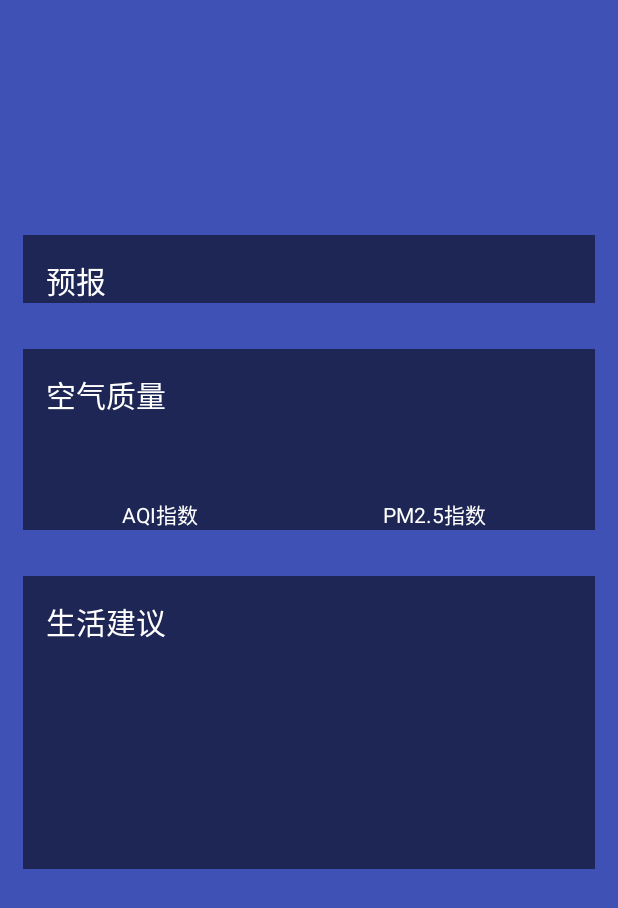
After one commit to farzeber/coolweather, an Android app: the layout activity_weather.xml on its own in the app's theme, with its tools: preview values and no code run, on a phone screen of 412 x 824 dp. The commit adds this screen. Shown: the top 908 px of the screen. Run offline under Robolectric (Android 15) with nearby library versions, the phone set to English and light mode, and no system bars.

Commit message:
last commit.

```diff
--- a/app/src/main/AndroidManifest.xml
+++ b/app/src/main/AndroidManifest.xml
@@ -1,7 +1,9 @@
 <?xml version="1.0" encoding="utf-8"?>
 <manifest xmlns:android="http://schemas.android.com/apk/res/android"
     package="com.coolweather.android">
-    <uses-permission android:name="android.permission.INTERNET"/>
+
+    <uses-permission android:name="android.permission.INTERNET" />
+
     <application
         android:name="org.litepal.LitePalApplication"
         android:allowBackup="true"
@@ -16,6 +18,7 @@
                 <category android:name="android.intent.category.LAUNCHER" />
             </intent-filter>
         </activity>
+        <activity android:name=".WeatherActivity"></activity>
     </application>
 
 </manifest>
--- /dev/null
+++ b/app/src/main/res/layout/activity_weather.xml
@@ -0,0 +1,23 @@
+<FrameLayout
+    xmlns:android="http://schemas.android.com/apk/res/android"
+    android:layout_width="match_parent"
+    android:layout_height="match_parent"
+    android:background="@color/colorPrimary">
+    <ScrollView
+        android:id="@+id/weather_layout"
+        android:layout_width="match_parent"
+        android:layout_height="match_parent"
+        android:scrollbars="none"
+        android:overScrollMode="never">
+        <LinearLayout
+            android:orientation="vertical"
+            android:layout_width="match_parent"
+            android:layout_height="wrap_content">
+            <include layout="@layout/titel"/>
+            <include layout="@layout/now"/>
+            <include layout="@layout/forecast"/>
+            <include layout="@layout/aqi"/>
+            <include layout="@layout/suggestion"/>
+        </LinearLayout>
+    </ScrollView>
+</FrameLayout>
--- /dev/null
+++ b/app/src/main/res/layout/aqi.xml
@@ -0,0 +1,70 @@
+<?xml version="1.0" encoding="utf-8"?>
+<LinearLayout xmlns:android="http://schemas.android.com/apk/res/android"
+    android:orientation="vertical"
+    android:layout_width="match_parent"
+    android:layout_height="wrap_content"
+    android:layout_margin="15dp"
+    android:background="#8000">
+    <TextView
+        android:layout_width="wrap_content"
+        android:layout_height="wrap_content"
+        android:layout_marginLeft="15dp"
+        android:layout_marginTop="15dp"
+        android:text="空气质量"
+        android:textColor="#fff"
+        android:textSize="20sp"/>
+    <LinearLayout
+        android:layout_width="match_parent"
+        android:layout_height="wrap_content"
+        android:layout_marginRight="15dp">
+        <RelativeLayout
+            android:layout_width="0dp"
+            android:layout_weight="1"
+            android:layout_height="match_parent">
+            <LinearLayout
+                android:orientation="vertical"
+                android:layout_width="match_parent"
+                android:layout_height="wrap_content"
+                android:layout_centerInParent="true">
+                <TextView
+                    android:id="@+id/aqi_text"
+                    android:layout_width="wrap_content"
+                    android:layout_height="wrap_content"
+                    android:layout_gravity="center"
+                    android:textColor="#fff"
+                    android:textSize="40sp"/>
+                <TextView
+                    android:layout_width="wrap_content"
+                    android:layout_height="wrap_content"
+                    android:layout_gravity="center"
+                    android:text="AQI指数"
+                    android:textColor="#fff"/>
+            </LinearLayout>
+        </RelativeLayout>
+        <RelativeLayout
+            android:layout_width="0dp"
+            android:layout_weight="1"
+            android:layout_height="match_parent">
+            <LinearLayout
+                android:orientation="vertical"
+                android:layout_width="match_parent"
+                android:layout_height="wrap_content"
+                android:layout_centerInParent="true">
+                <TextView
+                    android:id="@+id/pm25_text"
+                    android:layout_width="wrap_content"
+                    android:layout_height="wrap_content"
+                    android:layout_gravity="center"
+                    android:textColor="#fff"
+                    android:textSize="40sp"/>
+                <TextView
+                    android:layout_width="wrap_content"
+                    android:layout_height="wrap_content"
+                    android:layout_gravity="center"
+                    android:text="PM2.5指数"
+                    android:textColor="#fff"/>
+            </LinearLayout>
+        </RelativeLayout>
+    </LinearLayout>
+
+</LinearLayout>
--- /dev/null
+++ b/app/src/main/res/layout/forecast.xml
@@ -0,0 +1,23 @@
+<?xml version="1.0" encoding="utf-8"?>
+<LinearLayout xmlns:android="http://schemas.android.com/apk/res/android"
+    android:orientation="vertical"
+    android:layout_width="match_parent"
+    android:layout_height="wrap_content"
+    android:layout_margin="15dp"
+    android:background="#8000">
+<TextView
+    android:layout_width="wrap_content"
+    android:layout_height="wrap_content"
+    android:layout_marginLeft="15dp"
+    android:layout_marginTop="15dp"
+    android:text="预报"
+    android:textColor="#fff"
+    android:textSize="20sp"/>
+    <LinearLayout
+        android:id="@+id/forecast_layout"
+        android:orientation="vertical"
+        android:layout_width="match_parent"
+        android:layout_height="wrap_content">
+
+    </LinearLayout>
+</LinearLayout>
--- /dev/null
+++ b/app/src/main/res/layout/now.xml
@@ -0,0 +1,22 @@
+<?xml version="1.0" encoding="utf-8"?>
+<LinearLayout xmlns:android="http://schemas.android.com/apk/res/android"
+    android:orientation="vertical"
+    android:layout_width="match_parent"
+    android:layout_height="wrap_content"
+    android:layout_margin="15dp">
+<TextView
+    android:id="@+id/degree_text"
+    android:layout_width="wrap_content"
+    android:layout_height="wrap_content"
+    android:layout_gravity="end"
+    android:textColor="#fff"
+    android:textSize="20sp"/>
+    <TextView
+        android:id="@+id/weather_info_text"
+        android:layout_width="wrap_content"
+        android:layout_height="wrap_content"
+        android:layout_gravity="end"
+        android:textColor="#fff"
+        android:textSize="20sp"/>
+
+</LinearLayout>
--- /dev/null
+++ b/app/src/main/res/layout/suggestion.xml
@@ -0,0 +1,34 @@
+<?xml version="1.0" encoding="utf-8"?>
+<LinearLayout xmlns:android="http://schemas.android.com/apk/res/android"
+    android:orientation="vertical"
+    android:layout_width="match_parent"
+    android:layout_height="wrap_content"
+    android:layout_margin="15dp"
+    android:background="#8000">
+    <TextView
+        android:layout_width="wrap_content"
+        android:layout_height="wrap_content"
+        android:layout_marginLeft="15dp"
+        android:layout_marginTop="15dp"
+        android:text="生活建议"
+        android:textColor="#fff"
+        android:textSize="20sp"/>
+    <TextView
+        android:id="@+id/comfor_text"
+        android:layout_width="wrap_content"
+        android:layout_height="wrap_content"
+        android:layout_margin="15dp"
+        android:textColor="#fff"/>
+    <TextView
+        android:id="@+id/car_wash_text"
+        android:layout_width="wrap_content"
+        android:layout_height="wrap_content"
+        android:layout_margin="15dp"
+        android:textColor="#fff"/>
+    <TextView
+        android:id="@+id/sport_text"
+        android:layout_width="wrap_content"
+        android:layout_height="wrap_content"
+        android:layout_margin="15dp"
+        android:textColor="#fff"/>
+</LinearLayout>
--- /dev/null
+++ b/app/src/main/res/layout/titel.xml
@@ -0,0 +1,23 @@
+<?xml version="1.0" encoding="utf-8"?>
+<RelativeLayout xmlns:android="http://schemas.android.com/apk/res/android"
+    android:layout_width="match_parent"
+    android:layout_height="?attr/actionBarSize">
+    <TextView
+        android:id="@+id/title_city"
+        android:layout_width="wrap_content"
+        android:layout_height="wrap_content"
+        android:layout_centerInParent="true"
+        android:textColor="#fff"
+        android:textSize="20sp"/>
+
+    <TextView
+        android:id="@+id/title_update_time"
+        android:layout_width="wrap_content"
+        android:layout_height="wrap_content"
+        android:layout_marginRight="10dp"
+        android:layout_alignParentRight="true"
+        android:layout_centerVertical="true"
+        android:textColor="#fff"
+        android:textSize="16sp"/>
+
+</RelativeLayout>
```
Also changed, not shown: app/src/main/java/com/coolweather/android/ChooseAreaFragment.java (+13 -3 lines), app/src/main/java/com/coolweather/android/MainActivity.java (+11 -0 lines), app/src/main/java/com/coolweather/android/WeatherActivity.java (added, +155 -0 lines), app/src/main/java/com/coolweather/android/gson/AQI.java (added, +14 -0 lines), app/src/main/java/com/coolweather/android/gson/Basic.java (added, +22 -0 lines), app/src/main/java/com/coolweather/android/gson/Forecast.java (added, +27 -0 lines), app/src/main/java/com/coolweather/android/gson/Now.java (added, +20 -0 lines), app/src/main/java/com/coolweather/android/gson/Suggestion.java (added, +32 -0 lines), app/src/main/java/com/coolweather/android/gson/Weather.java (added, +20 -0 lines), app/src/main/java/com/coolweather/android/util/Utility.java (+26 -0 lines), app/src/main/res/layout/forecast_item.xml (added, +38 -0 lines).
